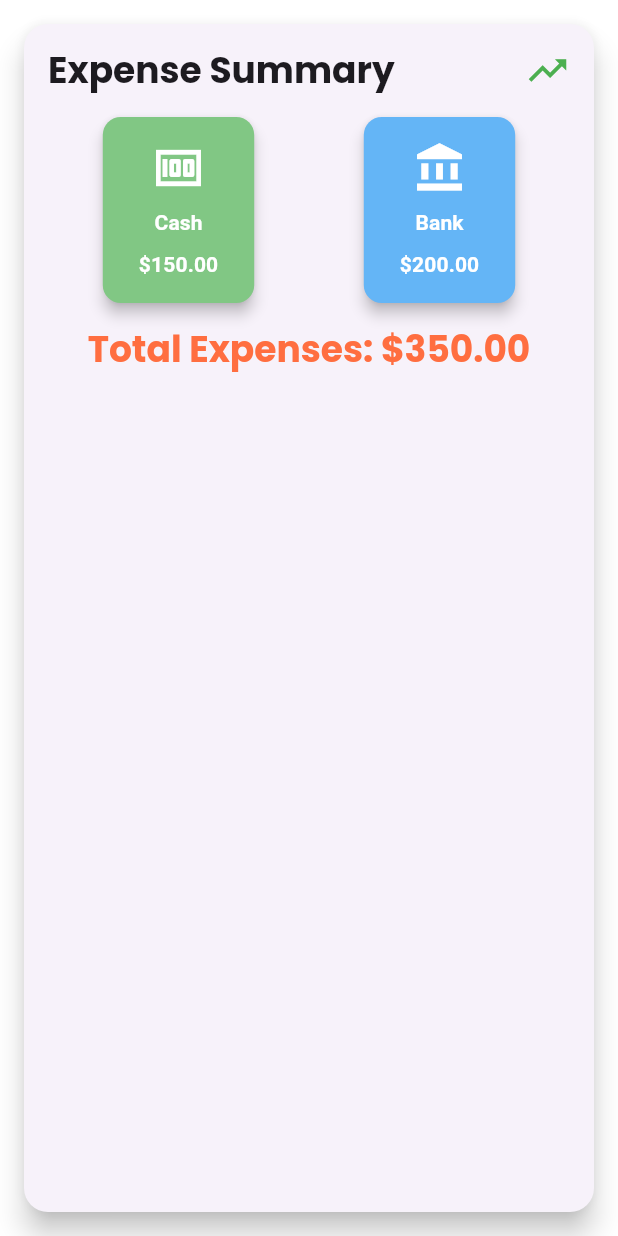
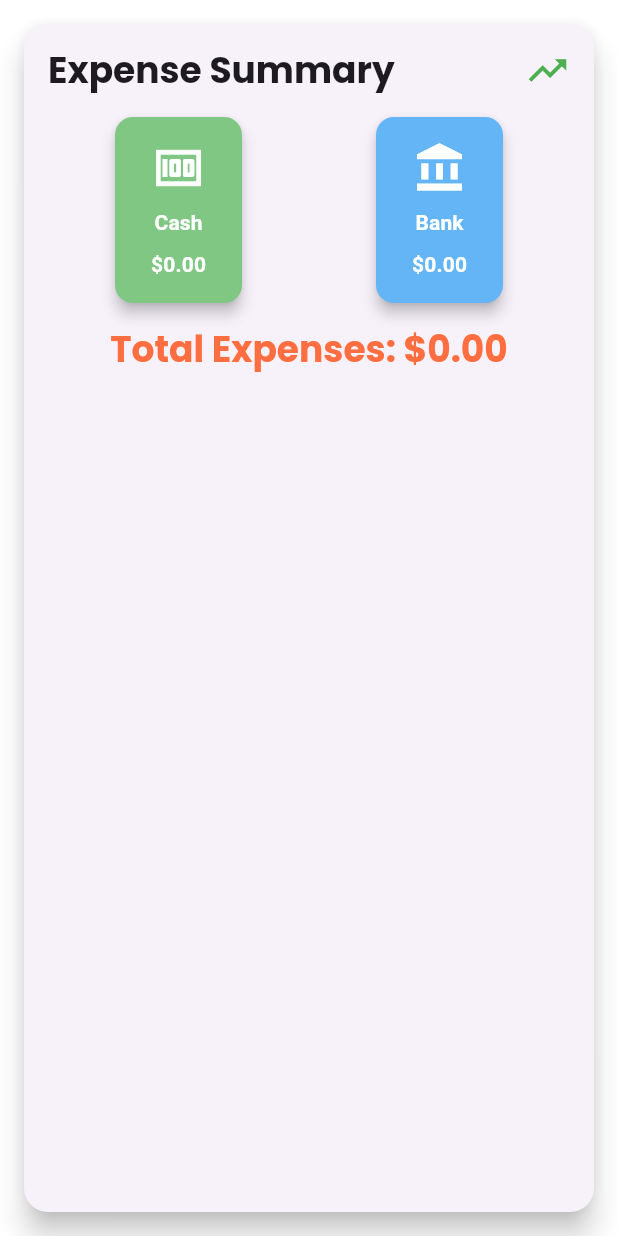
Before and after one commit to salahvk/expense_mate, a Flutter app: the ExpenseSummaryCard widget shown alone on an empty page, opened directly, on a phone screen of 412 x 824 dp. Run offline on Flutter 3.47's test engine with Material 3 defaults, Android fonts, the phone set to English and light mode, and no system bars; our stand-ins replace equatable, firebase_auth, firebase_core, flutter_animate, flutter_bloc, flutter_local_notifications and 6 more; accounts and stored records are empty.

Commit message:
home page daily weekly monthly updation new features added

```diff
--- a/lib/presentation/bloc/expense_bloc.dart
+++ b/lib/presentation/bloc/expense_bloc.dart
@@ -18,6 +18,7 @@ class ExpenseBloc extends Bloc<ExpenseEvent, ExpenseState> {
   ExpenseBloc(this.dbHelper) : super(ExpenseState.initial()) {
     on<UpdatePaymentTypeEvent>(_onUpdatePaymentType);
     on<UpdateSelectedDate>(_onUpdateSelectedDate);
+    on<UpdateSelectedIndex>(_onUpdateSelectedIndex);
     // Fetch Expenses
     on<FetchExpenses>((event, emit) async {
       emit(state.copyWith(isLoading: true));
@@ -87,4 +88,58 @@ class ExpenseBloc extends Bloc<ExpenseEvent, ExpenseState> {
       UpdateSelectedDate event, Emitter<ExpenseState> emit) {
     emit(state.copyWith(selectedDateTime: event.selectedDateTime));
   }
+
+  FutureOr<void> _onUpdateSelectedIndex(
+      UpdateSelectedIndex event, Emitter<ExpenseState> emit) {
+    // Get the current date
+    DateTime now = DateTime.now();
+
+    // Initialize totals
+    double cashTotal = 0;
+    double bankTotal = 0;
+
+    for (var expense in state.expenses) {
+      // Calculate for Daily
+      if (event.index == 0 &&
+          expense.date.year == now.year &&
+          expense.date.month == now.month &&
+          expense.date.day == now.day) {
+        if (expense.paymentType == PaymentType.cash) {
+          cashTotal += expense.amount;
+        } else if (expense.paymentType == PaymentType.bank) {
+          bankTotal += expense.amount;
+        }
+      }
+      // Calculate for Weekly
+      else if (event.index == 1) {
+        DateTime startOfWeek = now.subtract(Duration(days: now.weekday - 1));
+        DateTime endOfWeek = startOfWeek.add(const Duration(days: 6));
+
+        if (expense.date
+                .isAfter(startOfWeek.subtract(const Duration(days: 1))) &&
+            expense.date.isBefore(endOfWeek.add(const Duration(days: 1)))) {
+          if (expense.paymentType == PaymentType.cash) {
+            cashTotal += expense.amount;
+          } else if (expense.paymentType == PaymentType.bank) {
+            bankTotal += expense.amount;
+          }
+        }
+      }
+      // Calculate for Monthly
+      else if (event.index == 2 &&
+          expense.date.year == now.year &&
+          expense.date.month == now.month) {
+        if (expense.paymentType == PaymentType.cash) {
+          cashTotal += expense.amount;
+        } else if (expense.paymentType == PaymentType.bank) {
+          bankTotal += expense.amount;
+        }
+      }
+    }
+
+    emit(state.copyWith(
+        selectedButtonIndex: event.index,
+        cashTotal: cashTotal,
+        bankTotal: bankTotal));
+  }
 }
--- a/lib/presentation/bloc/expense_event.dart
+++ b/lib/presentation/bloc/expense_event.dart
@@ -11,4 +11,5 @@ class ExpenseEvent with _$ExpenseEvent {
   const factory ExpenseEvent.clearExpenses() = ClearExpenses;
   const factory ExpenseEvent.updateSelectedDate({required DateTime selectedDateTime}) = UpdateSelectedDate;
   const factory ExpenseEvent.updatePaymentType(PaymentType paymentType) = UpdatePaymentTypeEvent;
+  const factory ExpenseEvent.updateSelectedIndex(int index) = UpdateSelectedIndex;
 }
--- a/lib/presentation/bloc/expense_state.dart
+++ b/lib/presentation/bloc/expense_state.dart
@@ -2,14 +2,18 @@ part of 'expense_bloc.dart';
 
 @freezed
 class ExpenseState with _$ExpenseState {
-  const factory ExpenseState({
-    @Default(false) bool isLoading,
-    @Default([]) List<ExpenseModel> expenses,
-    String? errorMessage,
-    required DateTime selectedDateTime,
-    required PaymentType selectedPaymentType,
-  }) = _ExpenseState;
+  const factory ExpenseState(
+      {@Default(false) bool isLoading,
+      @Default([]) List<ExpenseModel> expenses,
+      String? errorMessage,
+      required DateTime selectedDateTime,
+      required PaymentType selectedPaymentType,
+      required int selectedButtonIndex,
+      @Default(0) double cashTotal,
+      @Default(0) double bankTotal}) = _ExpenseState;
 
   factory ExpenseState.initial() => ExpenseState(
-      selectedDateTime: DateTime.now(), selectedPaymentType: PaymentType.cash);
+      selectedDateTime: DateTime.now(),
+      selectedPaymentType: PaymentType.cash,
+      selectedButtonIndex: 0);
 }
--- a/lib/presentation/screens/home/home_screen.dart
+++ b/lib/presentation/screens/home/home_screen.dart
@@ -36,7 +36,7 @@ class HomeScreen extends StatelessWidget {
             return ListView(children: [
               const ExpenseSummaryCard(),
               const SelectableButtonRow(),
-              ExpenseHistory(expenses: expenses),
+              ExpenseHistory(expenses: expenses,),
             ]);
           } else if (state.errorMessage != null) {
             return Center(child: Text(state.errorMessage!));
--- a/lib/presentation/screens/home/widgets/expense_summary_card.dart
+++ b/lib/presentation/screens/home/widgets/expense_summary_card.dart
@@ -1,14 +1,24 @@
+import 'package:expense_mate/presentation/bloc/expense_bloc.dart';
 import 'package:flutter/material.dart';
+import 'package:flutter_bloc/flutter_bloc.dart';
 
-class ExpenseSummaryCard extends StatelessWidget {
-  final double totalCash = 150.0;  // Example data
-  final double totalBank = 200.0;  // Example data
-  final double totalExpenses = 350.0;
-
-  const ExpenseSummaryCard({super.key});  // Example data
+class ExpenseSummaryCard extends StatefulWidget {
+  const ExpenseSummaryCard({super.key});
 
   @override
+  State<ExpenseSummaryCard> createState() => _ExpenseSummaryCardState();
+}
+
+class _ExpenseSummaryCardState extends State<ExpenseSummaryCard> {
+  @override
+  void didChangeDependencies() {
+    super.didChangeDependencies();
+    context.read<ExpenseBloc>().add(const ExpenseEvent.updateSelectedIndex(0));
+  }
+  @override
   Widget build(BuildContext context) {
+    return BlocBuilder<ExpenseBloc, ExpenseState>(
+      builder: (context, state) {
         return Card(
           elevation: 8,
           margin: const EdgeInsets.all(16),
@@ -26,7 +36,10 @@ class ExpenseSummaryCard extends StatelessWidget {
                   children: [
                     Text(
                       'Expense Summary',
-                  style: Theme.of(context).textTheme.headlineLarge?.copyWith(fontWeight: FontWeight.bold),
+                      style: Theme.of(context)
+                          .textTheme
+                          .headlineLarge
+                          ?.copyWith(fontWeight: FontWeight.bold),
                     ),
                     const Icon(
                       Icons.trending_up,
@@ -44,14 +57,14 @@ class ExpenseSummaryCard extends StatelessWidget {
                     _buildSummaryCard(
                       context,
                       'Cash',
-                  totalCash,
+                      state.cashTotal,
                       Icons.money,
                       Colors.green.shade300,
                     ),
                     _buildSummaryCard(
                       context,
                       'Bank',
-                  totalBank,
+                      state.bankTotal,
                       Icons.account_balance,
                       Colors.blue.shade300,
                     ),
@@ -62,7 +75,7 @@ class ExpenseSummaryCard extends StatelessWidget {
                 // Total expenses section
                 Center(
                   child: Text(
-                'Total Expenses: \$${totalExpenses.toStringAsFixed(2)}',
+                    'Total Expenses: \$${(state.bankTotal + state.cashTotal).toStringAsFixed(2)}',
                     style: Theme.of(context).textTheme.headlineLarge?.copyWith(
                           fontWeight: FontWeight.bold,
                           color: Colors.deepOrangeAccent,
@@ -72,6 +85,8 @@ class ExpenseSummaryCard extends StatelessWidget {
               ],
             ),
           ),
+        );
+      },
     );
   }
 
```
Also changed, not shown: lib/core/extension/time_extension.dart (+14 -2 lines), lib/presentation/screens/home/widgets/expense_history.dart (+45 -18 lines), lib/presentation/screens/home/widgets/selectable_button_row.dart (+13 -22 lines), lib/presentation/bloc/expense_bloc.freezed.dart. Lines whose indentation alone changed are shown as unchanged.
